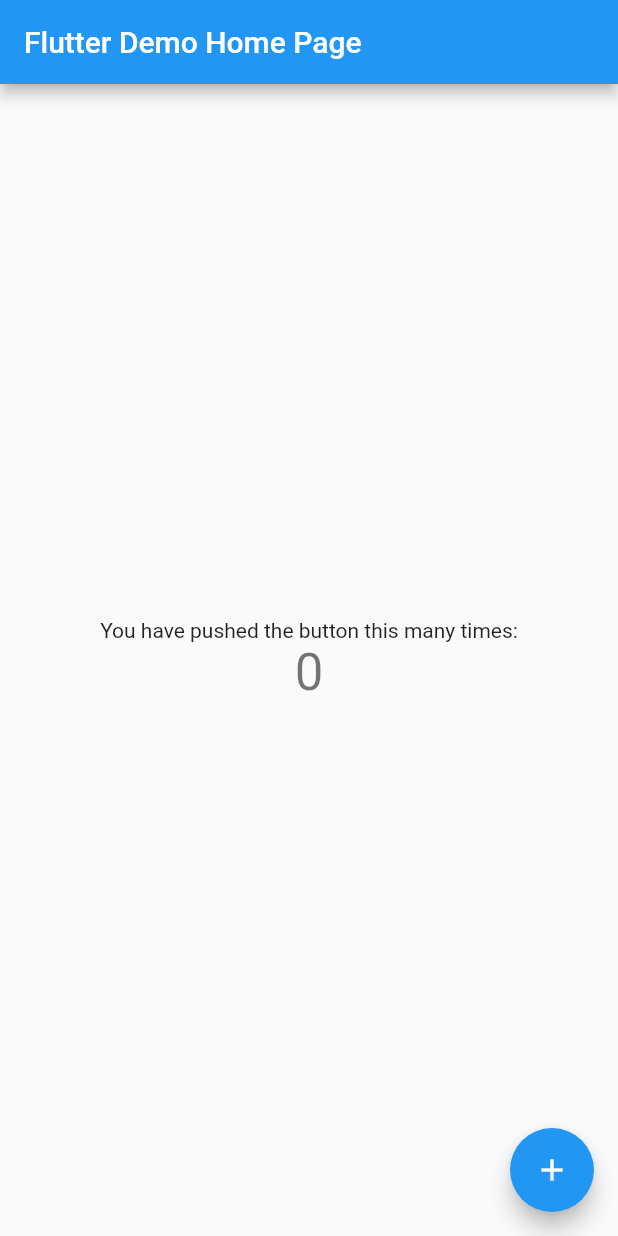
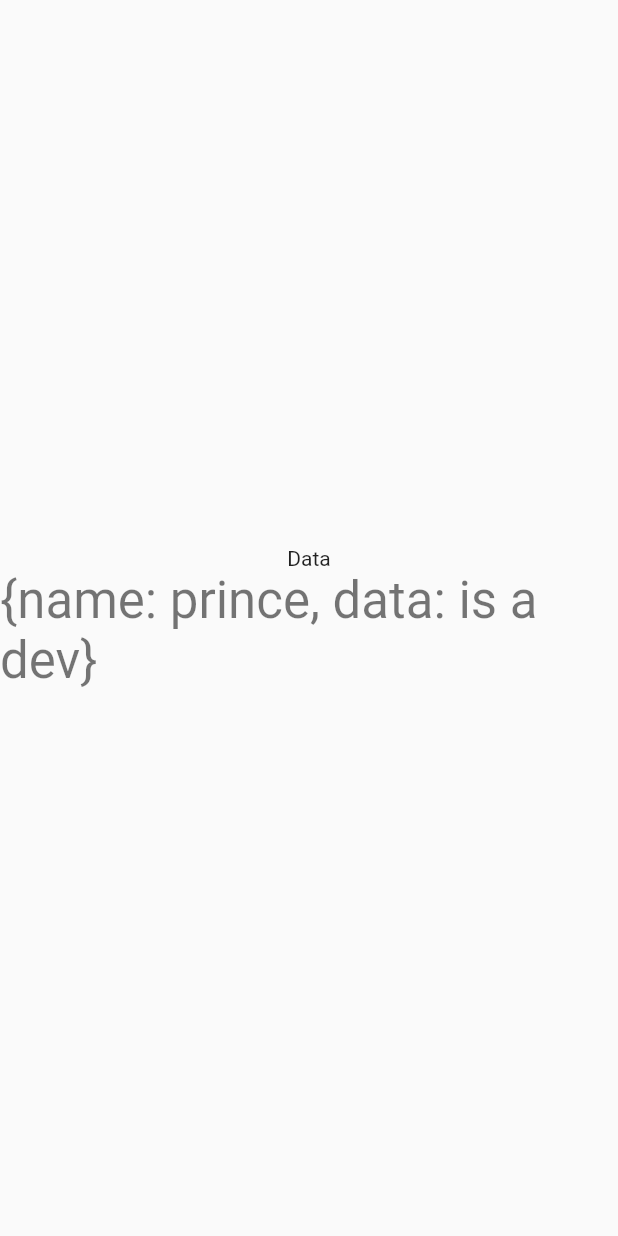
Before and after one commit to Prn-Ice/json_serialization_example, a Flutter app: the screen it shows after launch, on a phone screen of 412 x 824 dp. Run offline on Flutter 3.47's test engine with Material 2 defaults, Android fonts, the phone set to English and light mode, and no system bars.

Commit message:
Not so simple json read

```diff
--- /dev/null
+++ b/assets/user.json
@@ -0,0 +1,4 @@
+{
+    "name": "prince",
+    "data": "is a dev"
+}
--- a/lib/main.dart
+++ b/lib/main.dart
@@ -1,3 +1,5 @@
+import 'dart:convert';
+
 import 'package:flutter/material.dart';
 
 void main() {
@@ -5,113 +7,59 @@ void main() {
 }
 
 class MyApp extends StatelessWidget {
-  // This widget is the root of your application.
   @override
   Widget build(BuildContext context) {
     return MaterialApp(
       title: 'Flutter Demo',
       theme: ThemeData(
-        // This is the theme of your application.
-        //
-        // Try running your application with "flutter run". You'll see the
-        // application has a blue toolbar. Then, without quitting the app, try
-        // changing the primarySwatch below to Colors.green and then invoke
-        // "hot reload" (press "r" in the console where you ran "flutter run",
-        // or simply save your changes to "hot reload" in a Flutter IDE).
-        // Notice that the counter didn't reset back to zero; the application
-        // is not restarted.
         primarySwatch: Colors.blue,
-        // This makes the visual density adapt to the platform that you run
-        // the app on. For desktop platforms, the controls will be smaller and
-        // closer together (more dense) than on mobile platforms.
         visualDensity: VisualDensity.adaptivePlatformDensity,
       ),
-      home: MyHomePage(title: 'Flutter Demo Home Page'),
+      home: MyHomePage(),
     );
   }
 }
 
 class MyHomePage extends StatefulWidget {
-  MyHomePage({Key key, this.title}) : super(key: key);
-
-  // This widget is the home page of your application. It is stateful, meaning
-  // that it has a State object (defined below) that contains fields that affect
-  // how it looks.
-
-  // This class is the configuration for the state. It holds the values (in this
-  // case the title) provided by the parent (in this case the App widget) and
-  // used by the build method of the State. Fields in a Widget subclass are
-  // always marked "final".
-
-  final String title;
-
   @override
   _MyHomePageState createState() => _MyHomePageState();
 }
 
 class _MyHomePageState extends State<MyHomePage> {
-  int _counter = 0;
+  Map<String, dynamic> userMap = {};
 
-  void _incrementCounter() {
+  Future _fetchData() async {
+    final jsonString =
+        await DefaultAssetBundle.of(context).loadString("assets/user.json");
+
     setState(() {
-      // This call to setState tells the Flutter framework that something has
-      // changed in this State, which causes it to rerun the build method below
-      // so that the display can reflect the updated values. If we changed
-      // _counter without calling setState(), then the build method would not be
-      // called again, and so nothing would appear to happen.
-      _counter++;
+      userMap = jsonDecode(jsonString);
     });
   }
 
   @override
+  void initState() {
+    super.initState();
+    _fetchData();
+  }
+
+  @override
   Widget build(BuildContext context) {
-    // This method is rerun every time setState is called, for instance as done
-    // by the _incrementCounter method above.
-    //
-    // The Flutter framework has been optimized to make rerunning build methods
-    // fast, so that you can just rebuild anything that needs updating rather
-    // than having to individually change instances of widgets.
     return Scaffold(
-      appBar: AppBar(
-        // Here we take the value from the MyHomePage object that was created by
-        // the App.build method, and use it to set our appbar title.
-        title: Text(widget.title),
-      ),
       body: Center(
-        // Center is a layout widget. It takes a single child and positions it
-        // in the middle of the parent.
         child: Column(
-          // Column is also a layout widget. It takes a list of children and
-          // arranges them vertically. By default, it sizes itself to fit its
-          // children horizontally, and tries to be as tall as its parent.
-          //
-          // Invoke "debug painting" (press "p" in the console, choose the
-          // "Toggle Debug Paint" action from the Flutter Inspector in Android
-          // Studio, or the "Toggle Debug Paint" command in Visual Studio Code)
-          // to see the wireframe for each widget.
-          //
-          // Column has various properties to control how it sizes itself and
-          // how it positions its children. Here we use mainAxisAlignment to
-          // center the children vertically; the main axis here is the vertical
-          // axis because Columns are vertical (the cross axis would be
-          // horizontal).
           mainAxisAlignment: MainAxisAlignment.center,
           children: <Widget>[
             Text(
-              'You have pushed the button this many times:',
+              'Data',
             ),
             Text(
-              '$_counter',
+              '$userMap',
               style: Theme.of(context).textTheme.headline4,
             ),
           ],
         ),
       ),
-      floatingActionButton: FloatingActionButton(
-        onPressed: _incrementCounter,
-        tooltip: 'Increment',
-        child: Icon(Icons.add),
-      ), // This trailing comma makes auto-formatting nicer for build methods.
     );
   }
 }
```
Also changed, not shown: pubspec.yaml (+4 -63 lines).
